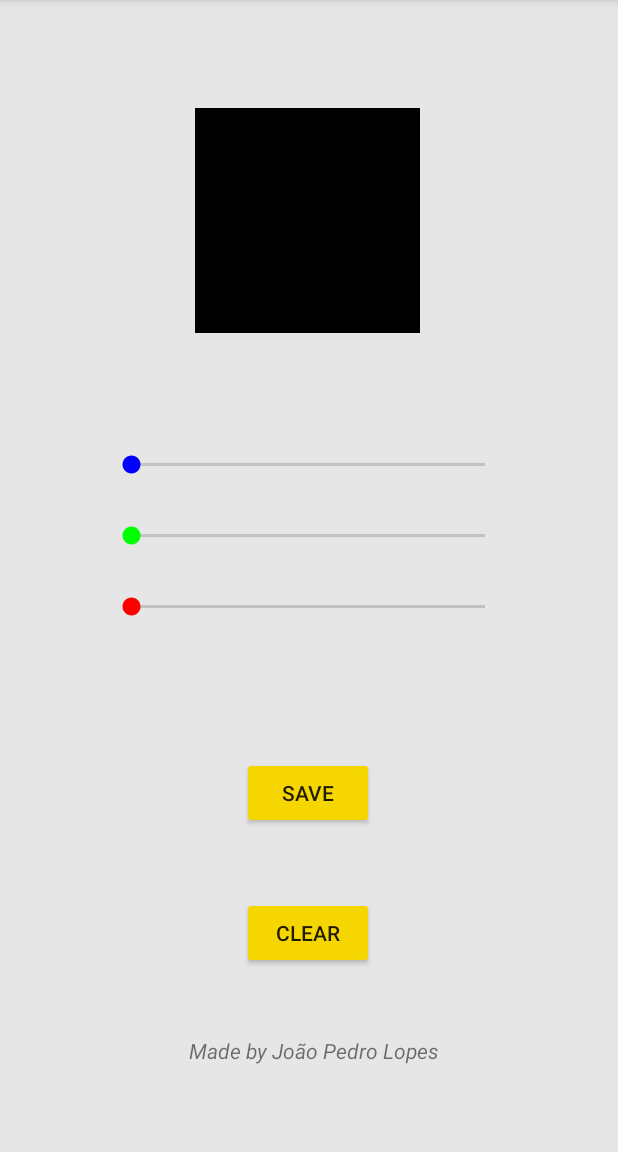
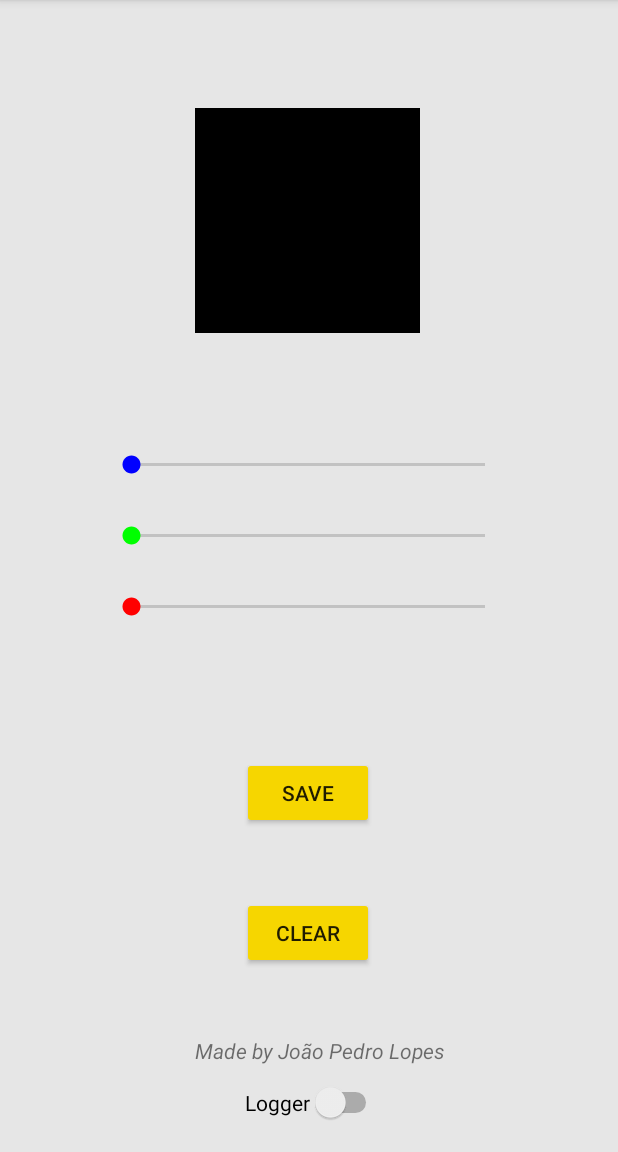
Before and after one commit to jplxpes/paint, an Android app: the screen it shows after launch (SettingsActivity), after a tap on "setting", on a phone screen of 412 x 824 dp, the part 84-1236 px from its top. Run offline under Robolectric (Android 15) with nearby library versions, the phone set to English and light mode, and no system bars.

Commit message:
added sensors

```diff
--- /dev/null
+++ b/app/src/main/java/com/example/paint/EventListeners.kt
@@ -0,0 +1,92 @@
+package com.example.paint
+
+import android.hardware.Sensor
+import android.hardware.SensorEvent
+import android.hardware.SensorEventListener
+import android.hardware.SensorManager
+import android.widget.Toast
+import com.example.paint.databinding.ActivitySettingsBinding
+import com.example.paint.mainActivity.MainActivityViewModel
+import com.example.paint.settingsActivity.SettingsActivity
+import java.lang.Math.abs
+import java.util.ArrayList
+
+class LightEventListener(val viewModel: MainActivityViewModel) :
+    SensorEventListener {
+
+    private var threshhold = 255 / 2
+    private var prevBright: Int = 0
+
+    override fun onSensorChanged(sensorEvent: SensorEvent) {
+        val brightness = sensorEvent.values[0]
+        val currDiff = abs(brightness.toInt() - prevBright)
+        if (currDiff > threshhold) {
+            viewModel.switchMode(false)
+        } else {
+            viewModel.switchMode(true)
+        }
+        prevBright = currDiff
+    }
+
+    override fun onAccuracyChanged(sensor: Sensor, i: Int) {}
+}
+
+class AccelerometerEventListener(val viewModel: MainActivityViewModel) : SensorEventListener {
+
+    private var threshhold = 12
+
+    private var acceleration = 10f
+    private var currentAcceleration = SensorManager.GRAVITY_EARTH
+    private var lastAcceleration = SensorManager.GRAVITY_EARTH
+
+    override fun onSensorChanged(event: SensorEvent) {
+
+        val x = event.values[0]
+        val y = event.values[1]
+        val z = event.values[2]
+        lastAcceleration = currentAcceleration
+
+        currentAcceleration = kotlin.math.sqrt((x * x + y * y + z * z).toDouble()).toFloat()
+        val delta: Float = currentAcceleration - lastAcceleration
+        acceleration = acceleration * 0.9f + delta
+
+        if (acceleration > threshhold) {
+            viewModel.removedHistory.postValue(ArrayList())
+            viewModel.drawingHistory.postValue(ArrayList())
+        }
+    }
+
+    override fun onAccuracyChanged(sensor: Sensor, accuracy: Int) {}
+}
+
+
+class AlignEventListener(val binding: ActivitySettingsBinding) : SensorEventListener {
+
+    override fun onSensorChanged(event: SensorEvent) {
+
+        if (!binding.logger.isChecked) {
+            binding.loggerMessage.text = ""
+            return
+        }
+
+        val x = event.values[0]
+        val y = event.values[1]
+        val z = event.values[2]
+
+        if (x in -0.9f..0.9f) {
+
+            binding.loggerMessage.text = "X Aligned"
+            return
+        }
+        if (y in -0.9f..0.9f) {
+            binding.loggerMessage.text = "Y Aligned"
+            return
+        }
+        if (z in -0.9f..0.9f) {
+            binding.loggerMessage.text = "Z Aligned"
+            return
+        }
+    }
+
+    override fun onAccuracyChanged(sensor: Sensor, accuracy: Int) {}
+}
--- a/app/src/main/java/com/example/paint/fragments/DrawingBoard.kt
+++ b/app/src/main/java/com/example/paint/fragments/DrawingBoard.kt
@@ -1,13 +1,18 @@
 package com.example.paint.fragments
 
+import android.graphics.Canvas
 import android.os.Bundle
 import android.view.LayoutInflater
 import android.view.View
 import android.view.ViewGroup
 import androidx.fragment.app.Fragment
+import androidx.fragment.app.activityViewModels
 import com.example.paint.R
+import com.example.paint.mainActivity.MainActivityViewModel
 
 class DrawingBoard : Fragment(R.layout.fragment_drawing_board) {
+
+    private val viewModel: MainActivityViewModel by activityViewModels()
 
     override fun onCreateView(
         inflater: LayoutInflater,
@@ -17,4 +22,10 @@ class DrawingBoard : Fragment(R.layout.fragment_drawing_board) {
         return inflater.inflate(R.layout.fragment_drawing_board, container, false)
     }
 
+    override fun onViewCreated(view: View, savedInstanceState: Bundle?) {
+        viewModel.canvasColor.observe(viewLifecycleOwner) {
+            view.findViewById<View>(R.id.drawCanvas).setBackgroundColor(it)
+        }
+    }
+
 }
--- a/app/src/main/java/com/example/paint/mainActivity/MainActivity.kt
+++ b/app/src/main/java/com/example/paint/mainActivity/MainActivity.kt
@@ -2,9 +2,7 @@ package com.example.paint.mainActivity
 
 import android.content.Context
 import android.content.Intent
-import android.graphics.Color
 import android.hardware.Sensor
-import android.hardware.SensorEvent
 import android.hardware.SensorEventListener
 import android.hardware.SensorManager
 import android.os.Bundle
@@ -13,25 +11,17 @@ import android.view.MenuItem
 import androidx.activity.viewModels
 import androidx.appcompat.app.AppCompatActivity
 import androidx.core.splashscreen.SplashScreen.Companion.installSplashScreen
-import androidx.lifecycle.MutableLiveData
-import com.example.paint.COLOR_TAG
-import com.example.paint.R
-import com.example.paint.blackColor
+import com.example.paint.*
 import com.example.paint.databinding.ActivityMainBinding
-import com.example.paint.defaultColor
 import com.example.paint.settingsActivity.SettingsActivity
-import com.example.paint.settingsActivity.SettingsViewModel
-import java.lang.Math.sqrt
-import java.util.*
-import kotlin.collections.ArrayList
 
 
 class MainActivity : AppCompatActivity() {
 
-    private var sensorManager: SensorManager? = null
-    private var acceleration = 0f
-    private var currentAcceleration = 0f
-    private var lastAcceleration = 0f
+    private lateinit var sensorManager: SensorManager
+
+    private var lightListener: SensorEventListener? = null
+    private var accelerationListener: SensorEventListener? = null
 
     private val viewModel: MainActivityViewModel by viewModels()
 
@@ -46,52 +36,38 @@ class MainActivity : AppCompatActivity() {
 
         sensorManager = getSystemService(Context.SENSOR_SERVICE) as SensorManager
 
-        Objects.requireNonNull(sensorManager)!!.registerListener(sensorListener, sensorManager!!
-            .getDefaultSensor(Sensor.TYPE_ACCELEROMETER), SensorManager.SENSOR_DELAY_NORMAL)
-
-        acceleration = 10f
-        currentAcceleration = SensorManager.GRAVITY_EARTH
-        lastAcceleration = SensorManager.GRAVITY_EARTH
+        lightListener = LightEventListener(viewModel)
+        accelerationListener = AccelerometerEventListener(viewModel)
 
         viewModel.currentColor.observe(this) {
             binding.root.setBackgroundColor(it)
         }
     }
 
-    private val sensorListener: SensorEventListener = object : SensorEventListener {
-        override fun onSensorChanged(event: SensorEvent) {
-
-            // Fetching x,y,z values
-            val x = event.values[0]
-            val y = event.values[1]
-            val z = event.values[2]
-            lastAcceleration = currentAcceleration
-
-            // Getting current accelerations
-            // with the help of fetched x,y,z values
-            currentAcceleration = kotlin.math.sqrt((x * x + y * y + z * z).toDouble()).toFloat()
-            val delta: Float = currentAcceleration - lastAcceleration
-            acceleration = acceleration * 0.9f + delta
-
-            if (acceleration > 12) {
-                viewModel.removedHistory.postValue(ArrayList())
-                viewModel.drawingHistory.postValue(ArrayList())
-            }
-        }
-        override fun onAccuracyChanged(sensor: Sensor, accuracy: Int) {}
-    }
 
     override fun onResume() {
         super.onResume()
-        sensorManager?.registerListener(sensorListener, sensorManager!!.getDefaultSensor(
-            Sensor .TYPE_ACCELEROMETER), SensorManager.SENSOR_DELAY_NORMAL
-        )
+        registerListeners()
         val request = intent.getIntExtra(COLOR_TAG, defaultColor)
         viewModel.currentColor.postValue(request)
     }
 
+    private fun registerListeners() {
+        sensorManager.registerListener(
+            lightListener,
+            sensorManager.getDefaultSensor(Sensor.TYPE_LIGHT),
+            SensorManager.SENSOR_DELAY_NORMAL
+        )
+        sensorManager.registerListener(
+            accelerationListener,
+            sensorManager.getDefaultSensor(Sensor.TYPE_ACCELEROMETER),
+            SensorManager.SENSOR_DELAY_NORMAL
+        )
+    }
+
     override fun onPause() {
-        sensorManager!!.unregisterListener(sensorListener)
+        sensorManager.unregisterListener(lightListener)
+        sensorManager.unregisterListener(accelerationListener)
         super.onPause()
     }
 
--- a/app/src/main/java/com/example/paint/settingsActivity/SettingsActivity.kt
+++ b/app/src/main/java/com/example/paint/settingsActivity/SettingsActivity.kt
@@ -1,17 +1,25 @@
 package com.example.paint.settingsActivity
 
+import android.content.Context
 import android.content.Intent
 import android.graphics.Color
+import android.hardware.Sensor
+import android.hardware.SensorEventListener
+import android.hardware.SensorManager
 import android.os.Bundle
 import android.widget.SeekBar
 import androidx.activity.viewModels
 import androidx.appcompat.app.AppCompatActivity
+import com.example.paint.AlignEventListener
 import com.example.paint.COLOR_TAG
 import com.example.paint.ColorDTO
 import com.example.paint.mainActivity.MainActivity
 import com.example.paint.databinding.ActivitySettingsBinding
 
 class SettingsActivity : AppCompatActivity() {
+
+    private lateinit var sensorManager: SensorManager
+    private var alignListener: SensorEventListener? = null
 
     private val viewModel: SettingsViewModel by viewModels()
 
@@ -22,6 +30,22 @@ class SettingsActivity : AppCompatActivity() {
     override fun onCreate(savedInstanceState: Bundle?) {
         super.onCreate(savedInstanceState)
         setContentView(binding.root)
+
+        sensorManager = getSystemService(Context.SENSOR_SERVICE) as SensorManager
+
+        alignListener = AlignEventListener(binding)
+
+        binding.logger.setOnCheckedChangeListener { _, isChecked ->
+            if (isChecked) {
+                sensorManager.registerListener(
+                    alignListener,
+                    sensorManager.getDefaultSensor(Sensor.TYPE_ACCELEROMETER),
+                    SensorManager.SENSOR_DELAY_UI
+                )
+            } else {
+                sensorManager.unregisterListener(alignListener)
+            }
+        }
 
         startSeeKBar(binding.b, "blue")
         startSeeKBar(binding.g, "green")
@@ -40,6 +64,13 @@ class SettingsActivity : AppCompatActivity() {
             binding.b.progress = it.blue
         }
 
+        if (binding.logger.isChecked) {
+            sensorManager.registerListener(
+                alignListener,
+                sensorManager.getDefaultSensor(Sensor.TYPE_ACCELEROMETER),
+                SensorManager.SENSOR_DELAY_UI
+            )
+        }
         binding.save.setOnClickListener {
             val intent = Intent(this, MainActivity::class.java)
             intent.putExtra(
@@ -60,10 +91,17 @@ class SettingsActivity : AppCompatActivity() {
             startActivity(intent)
         }
 
+
     }
 
     override fun onResume() {
         super.onResume()
+        if (alignListener != null && binding.logger.isChecked)
+            sensorManager.registerListener(
+                alignListener,
+                sensorManager.getDefaultSensor(Sensor.TYPE_ACCELEROMETER),
+                SensorManager.SENSOR_DELAY_UI
+            )
         val rgb: Int = intent.getIntExtra(COLOR_TAG, Color.BLACK)
         viewModel.currentColor.postValue(
             ColorDTO(
@@ -103,4 +141,9 @@ class SettingsActivity : AppCompatActivity() {
         })
     }
 
+    override fun onPause() {
+        super.onPause()
+        if (alignListener != null && binding.logger.isChecked)
+            sensorManager.unregisterListener(alignListener)
+    }
 }
--- a/app/src/main/res/layout-land/activity_settings.xml
+++ b/app/src/main/res/layout-land/activity_settings.xml
@@ -106,7 +106,34 @@
         app:layout_constraintEnd_toEndOf="parent"
         app:layout_constraintStart_toStartOf="parent"
         app:layout_constraintTop_toTopOf="parent"
-        app:layout_constraintVertical_bias="0.929" />
+        app:layout_constraintVertical_bias="0.869" />
+
+    <Switch
+        android:id="@+id/logger"
+        android:layout_width="wrap_content"
+        android:layout_height="wrap_content"
+        android:layout_marginStart="321dp"
+        android:layout_marginTop="8dp"
+        android:layout_marginEnd="322dp"
+        android:layout_marginBottom="16dp"
+        android:text="Logger"
+        app:layout_constraintBottom_toBottomOf="parent"
+        app:layout_constraintEnd_toEndOf="parent"
+        app:layout_constraintStart_toStartOf="parent"
+        app:layout_constraintTop_toBottomOf="@+id/developerMsg" />
+
+    <TextView
+        android:id="@+id/loggerMessage"
+        android:layout_width="wrap_content"
+        android:layout_height="wrap_content"
+        android:layout_marginStart="130dp"
+        android:layout_marginTop="276dp"
+        android:layout_marginEnd="156dp"
+        android:layout_marginBottom="116dp"
+        app:layout_constraintBottom_toBottomOf="parent"
+        app:layout_constraintEnd_toStartOf="@+id/clear"
+        app:layout_constraintStart_toEndOf="@+id/save"
+        app:layout_constraintTop_toTopOf="parent" />
 
 
 </androidx.constraintlayout.widget.ConstraintLayout>
--- a/app/src/main/res/layout/activity_settings.xml
+++ b/app/src/main/res/layout/activity_settings.xml
@@ -82,21 +82,6 @@
         app:layout_constraintStart_toStartOf="parent"
         app:layout_constraintTop_toBottomOf="@+id/linearLayout" />
 
-    <TextView
-        android:id="@+id/developerMsg"
-        android:layout_width="wrap_content"
-        android:layout_height="wrap_content"
-        android:layout_marginStart="147dp"
-        android:layout_marginEnd="143dp"
-        android:layout_marginBottom="44dp"
-        android:text="@string/developerMsg"
-        android:textStyle="italic"
-        app:layout_constraintBottom_toBottomOf="parent"
-        app:layout_constraintEnd_toEndOf="parent"
-        app:layout_constraintHorizontal_bias="0.477"
-        app:layout_constraintStart_toStartOf="parent"
-        app:layout_constraintTop_toBottomOf="@+id/clear" />
-
     <Button
         android:id="@+id/clear"
         android:layout_width="wrap_content"
@@ -114,5 +99,49 @@
         app:layout_constraintStart_toStartOf="parent"
         app:layout_constraintTop_toBottomOf="@+id/save" />
 
+    <Switch
+        android:id="@+id/logger"
+        android:layout_width="wrap_content"
+        android:layout_height="wrap_content"
+        android:layout_marginStart="163dp"
+        android:layout_marginTop="11dp"
+        android:layout_marginEnd="157dp"
+        android:layout_marginBottom="14dp"
+        android:text="Logger"
+        app:layout_constraintBottom_toBottomOf="parent"
+        app:layout_constraintEnd_toEndOf="parent"
+        app:layout_constraintHorizontal_bias="1.0"
+        app:layout_constraintStart_toStartOf="parent"
+        app:layout_constraintTop_toBottomOf="@+id/developerMsg"
+        app:layout_constraintVertical_bias="0.0" />
+
+    <TextView
+        android:id="@+id/developerMsg"
+        android:layout_width="wrap_content"
+        android:layout_height="wrap_content"
+        android:layout_marginStart="147dp"
+        android:layout_marginEnd="143dp"
+        android:layout_marginBottom="44dp"
+        android:text="@string/developerMsg"
+        android:textStyle="italic"
+        app:layout_constraintBottom_toBottomOf="parent"
+        app:layout_constraintEnd_toEndOf="parent"
+        app:layout_constraintHorizontal_bias="0.386"
+        app:layout_constraintStart_toStartOf="parent"
+        app:layout_constraintTop_toBottomOf="@+id/clear" />
+
+    <TextView
+        android:id="@+id/loggerMessage"
+        android:layout_width="wrap_content"
+        android:layout_height="wrap_content"
+        android:layout_marginStart="174dp"
+        android:layout_marginTop="18dp"
+        android:layout_marginEnd="179dp"
+        android:layout_marginBottom="20dp"
+        app:layout_constraintBottom_toTopOf="@+id/save"
+        app:layout_constraintEnd_toEndOf="parent"
+        app:layout_constraintStart_toStartOf="parent"
+        app:layout_constraintTop_toBottomOf="@+id/linearLayout" />
+
 
 </androidx.constraintlayout.widget.ConstraintLayout>
```
Also changed, not shown: app/src/main/java/com/example/paint/mainActivity/MainActivityViewModel.kt (+26 -0 lines).
